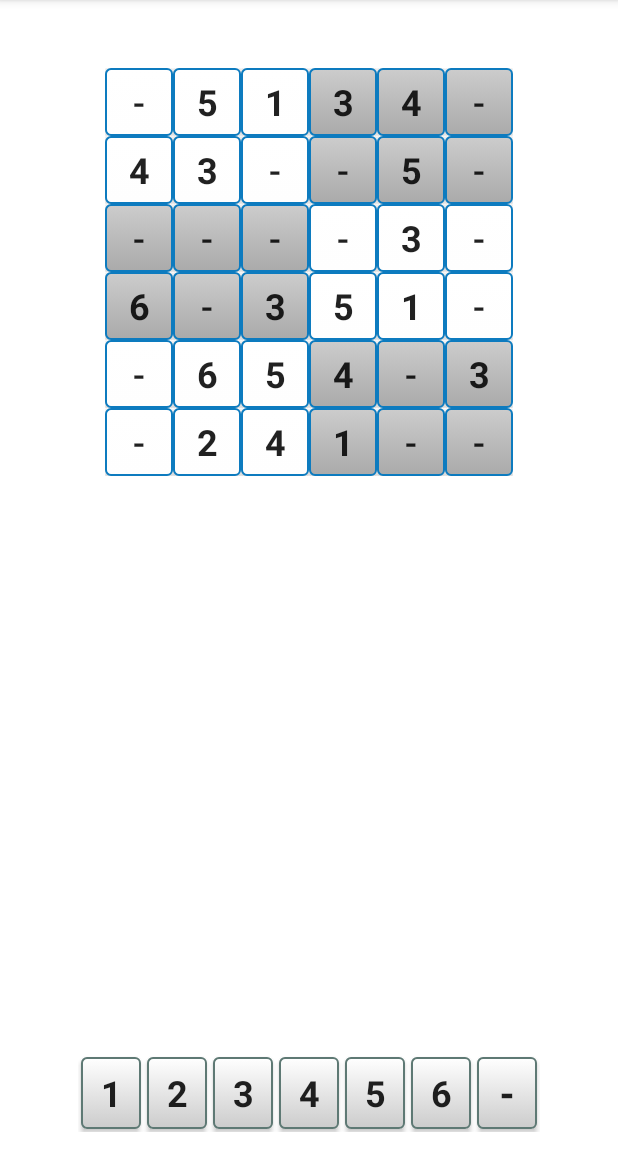
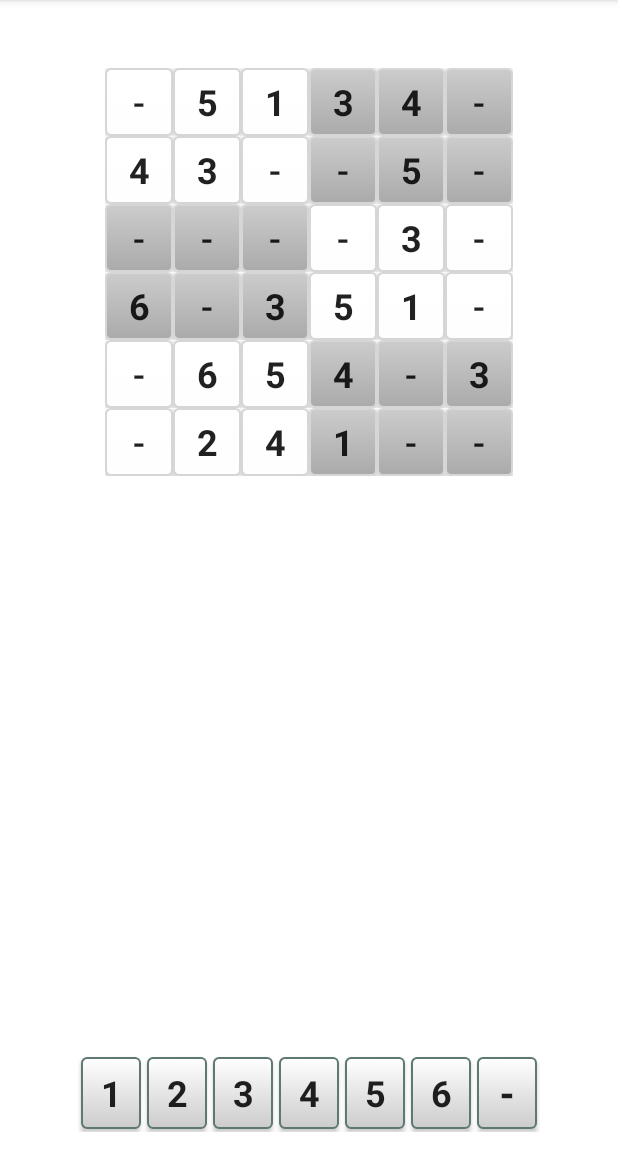
Before and after one commit to alexcarcar/IDoSudoku6, an Android app: the screen it shows after launch (MainActivity), on a phone screen of 412 x 824 dp, the part 84-1236 px from its top. Run offline under Robolectric (Android 15) with nearby library versions, the phone set to English and light mode, and no system bars.

Commit message:
Updated Colors

```diff
--- a/app/src/main/res/values/colors.xml
+++ b/app/src/main/res/values/colors.xml
@@ -3,13 +3,4 @@
     <color name="colorPrimary">#0d7bbf</color>
     <color name="colorPrimaryDark">#0d7bbf</color>
     <color name="colorAccent">#550d7bbf</color>
-
-    <color name="color1">#0d7bbf</color>
-    <color name="color2">#550d7bbf</color>
-
-    <color name="on_color">#0d7bbf</color>
-    <color name="off_color">#550d7bbf</color>
-
-    <color name="text_color">#0d7bbf</color>
-    <color name="error_color">#d57575</color>
 </resources>
```
